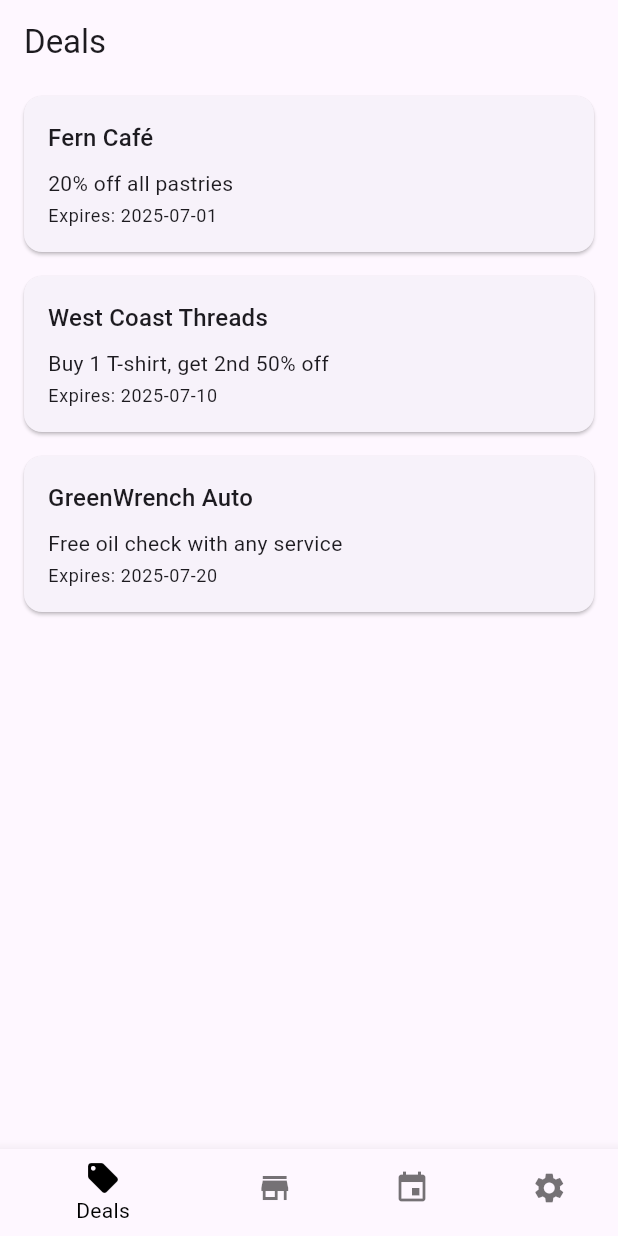
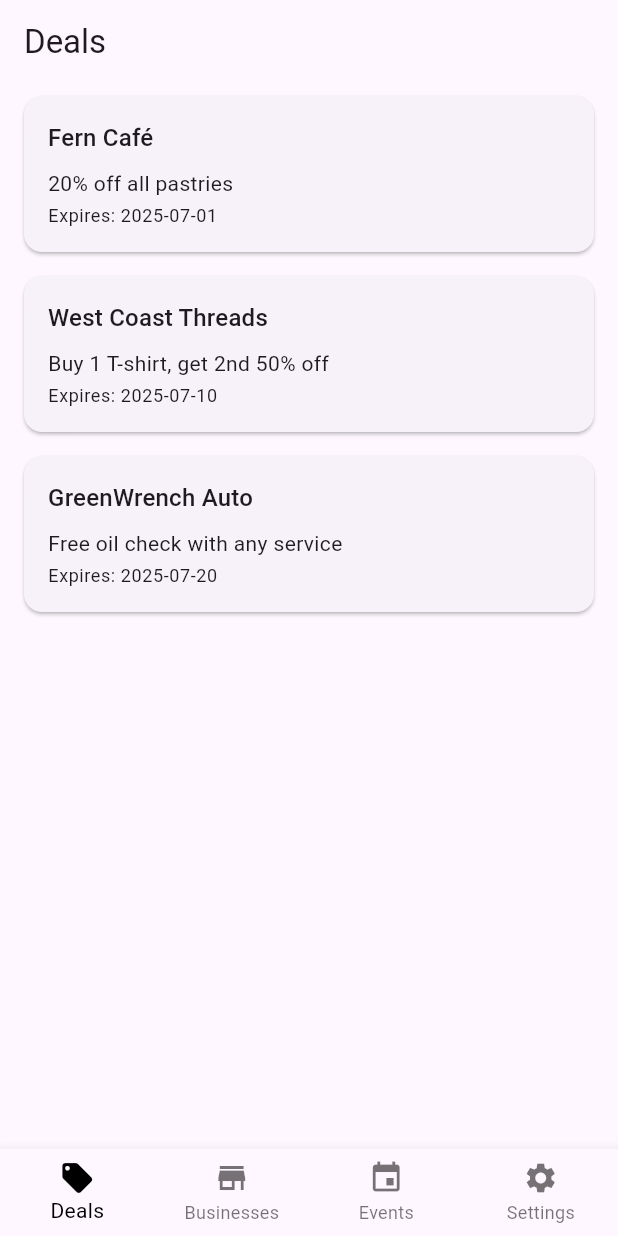
Before and after one commit to abhiram-shaji/Support-Local-YYJ, a Flutter app: the screen it shows after launch, on a phone screen of 412 x 824 dp. Run offline on Flutter 3.47's test engine with Material 3 defaults, Android fonts, the phone set to English and light mode, and no system bars.

Commit message:
Update bottom_nav_bar.dart

```diff
--- a/lib/widgets/bottom_nav_bar.dart
+++ b/lib/widgets/bottom_nav_bar.dart
@@ -17,10 +17,14 @@ class MainBottomNavBar extends StatelessWidget {
     return BottomNavigationBar(
       currentIndex: currentIndex,
       onTap: onTap,
-      selectedItemColor:
-          brightness == Brightness.light ? Colors.black : Colors.white,
-      unselectedItemColor:
-          brightness == Brightness.light ? Colors.black54 : Colors.white70,
+      type: BottomNavigationBarType.fixed, // <-- important
+      showUnselectedLabels: true, // <-- show all labels
+      selectedItemColor: brightness == Brightness.light
+          ? Colors.black
+          : Colors.white,
+      unselectedItemColor: brightness == Brightness.light
+          ? Colors.black54
+          : Colors.white70,
       items: const [
         BottomNavigationBarItem(icon: Icon(Icons.local_offer), label: 'Deals'),
         BottomNavigationBarItem(icon: Icon(Icons.store), label: 'Businesses'),
```
